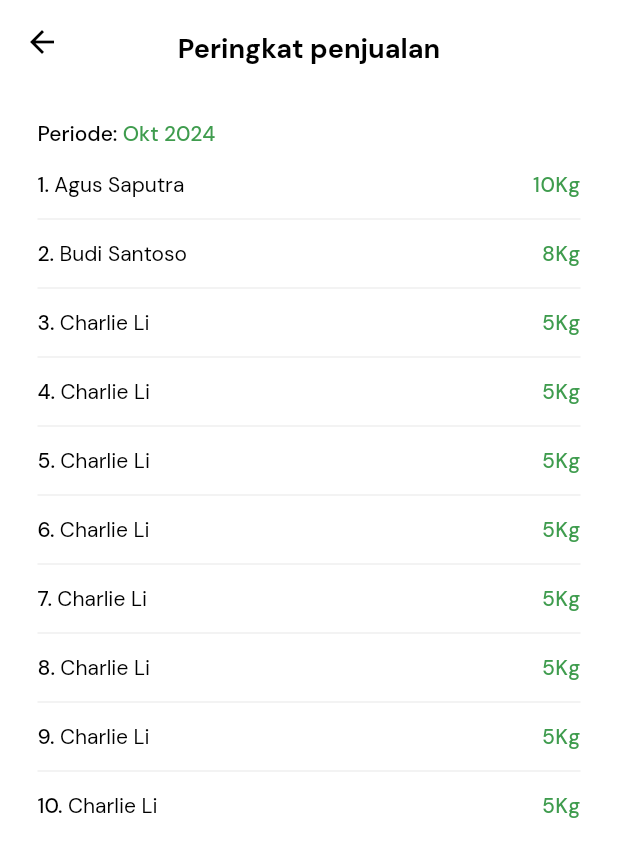
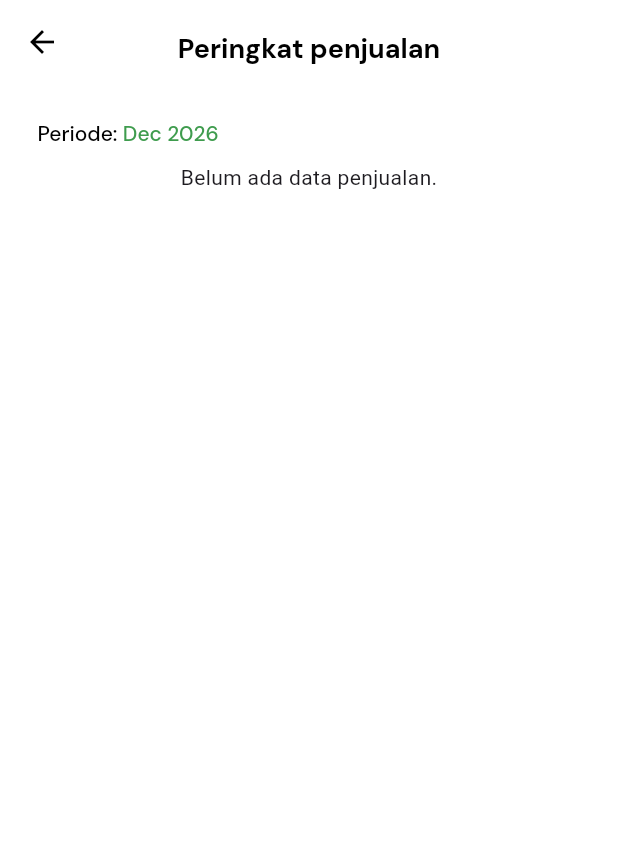
Before and after one commit to GreenPointOfficial/greenpoint-multiplatform, a Flutter app: the PeringkatPenjualan screen opened directly, on a phone screen of 412 x 824 dp. Shown: the top 857 px of the screen. Run offline on Flutter 3.47's test engine with Material 3 defaults, Android fonts, the phone set to English and light mode, and no system bars; our stand-ins replace flutter_secure_storage, google_fonts, google_sign_in, smooth_page_indicator; missing offline and left inert: qr_code_dart_scan; accounts and stored records are empty.

Commit message:
peringkat penjualan

```diff
--- a/lib/views/screens/fitur/peringkat_penjualan.dart
+++ b/lib/views/screens/fitur/peringkat_penjualan.dart
@@ -1,7 +1,11 @@
 import 'package:flutter/material.dart';
 import 'package:greenpoint/assets/constants/greenpoint_color.dart';
+import 'package:greenpoint/controllers/penjualan_controller.dart';
+import 'package:greenpoint/models/top_penjualan_model.dart';
 import 'package:greenpoint/views/widget/appbar2_widget.dart';
 import 'package:google_fonts/google_fonts.dart';
+import 'package:intl/intl.dart';
+import 'package:provider/provider.dart';
 
 class PeringkatPenjualan extends StatefulWidget {
   const PeringkatPenjualan({Key? key}) : super(key: key);
@@ -30,20 +34,23 @@ class _PeringkatPenjualanState extends State<PeringkatPenjualan> {
                 TextSpan(
                   text: "Periode: ",
                   style: GoogleFonts.dmSans(
-                      fontSize: 14,
-                      fontWeight: FontWeight.w500,
-                      color: Colors.black),
+                    fontSize: 14,
+                    fontWeight: FontWeight.w500,
+                    color: Colors.black,
+                  ),
                 ),
                 TextSpan(
-                  text: "Okt 2024 ",
+                  text: DateFormat('MMM yyyy').format(DateTime
+                      .now()), // This formats the current month and year
                   style: GoogleFonts.dmSans(
-                      fontSize: 14,
-                      fontWeight: FontWeight.w500,
-                      color: GreenPointColor.primary),
+                    fontSize: 14,
+                    fontWeight: FontWeight.w500,
+                    color: GreenPointColor.primary,
+                  ),
                 )
               ])),
             ),
-            _buildPenjualanTerbanyak()
+            _buildPenjualanTerbanyakSection()
           ],
         ),
       ),
@@ -51,27 +58,35 @@ class _PeringkatPenjualanState extends State<PeringkatPenjualan> {
   }
 }
 
-Widget _buildPenjualanTerbanyak() {
-  final List<Map<String, String>> salesData = [
-    {'rank': '1', 'name': 'Agus Saputra', 'quantity': '10Kg'},
-    {'rank': '2', 'name': 'Budi Santoso', 'quantity': '8Kg'},
-    {'rank': '3', 'name': 'Charlie Li', 'quantity': '5Kg'},
-    {'rank': '4', 'name': 'Charlie Li', 'quantity': '5Kg'},
-    {'rank': '5', 'name': 'Charlie Li', 'quantity': '5Kg'},
-    {'rank': '6', 'name': 'Charlie Li', 'quantity': '5Kg'},
-    {'rank': '7', 'name': 'Charlie Li', 'quantity': '5Kg'},
-    {'rank': '8', 'name': 'Charlie Li', 'quantity': '5Kg'},
-    {'rank': '9', 'name': 'Charlie Li', 'quantity': '5Kg'},
-    {'rank': '10', 'name': 'Charlie Li', 'quantity': '5Kg'},
-  ];
+Widget _buildPenjualanTerbanyakSection() {
+  return Consumer<PenjualanController>(
+    builder: (context, penjualanController, _) {
+      if (penjualanController.isLoading) {
+        return const Center(child: CircularProgressIndicator());
+      }
 
-  return Column(
-    children: salesData.asMap().entries.map((entry) {
-      int index = entry.key;
-      var item = entry.value;
+      if (penjualanController.topPenjualanList.isEmpty) {
+        return const Center(child: Text("Belum ada data penjualan."));
+      }
+      return Column(
+        // crossAxisAlignment: CrossAxisAlignment.start,
+        children: [
+          _buildPenjualanTerbanyakList(penjualanController.topPenjualanList),
+        ],
+      );
+    },
+  );
+}
 
-      return Column(
-        children: [
+Widget _buildPenjualanTerbanyakList(List<TopPenjualan> penjualanList) {
+  return ListView.builder(
+      shrinkWrap: true,
+      padding: EdgeInsets.only(top: 0),
+      physics: NeverScrollableScrollPhysics(),
+      itemCount: penjualanList.length,
+      itemBuilder: (context, index) {
+        final penjualan = penjualanList[index];
+        return Column(children: [
           Padding(
             padding: const EdgeInsets.symmetric(vertical: 5),
             child: Row(
@@ -79,14 +94,14 @@ Widget _buildPenjualanTerbanyak() {
               children: [
                 RichText(
                   text: TextSpan(
-                    text: "${item['rank']}. ",
+                    text: "${index + 1}. ",
                     style: GoogleFonts.dmSans(
                         fontSize: 14,
                         fontWeight: FontWeight.w500,
                         color: Colors.black),
                     children: [
                       TextSpan(
-                        text: item['name'],
+                        text: penjualan.userName,
                         style: GoogleFonts.dmSans(
                             fontSize: 14,
                             fontWeight: FontWeight.normal,
@@ -95,7 +110,7 @@ Widget _buildPenjualanTerbanyak() {
                     ],
                   ),
                 ),
-                Text(item['quantity']!,
+                Text(penjualan.totalBerat.toString() + "Kg"!,
                     style: GoogleFonts.dmSans(
                         fontSize: 14,
                         fontWeight: FontWeight.w500,
@@ -103,10 +118,6 @@ Widget _buildPenjualanTerbanyak() {
               ],
             ),
           ),
-          if (index < salesData.length - 1)
-            Divider(thickness: 0.5, color: Colors.grey[300]),
-        ],
-      );
-    }).toList(),
-  );
+        ]);
+      });
 }
```
